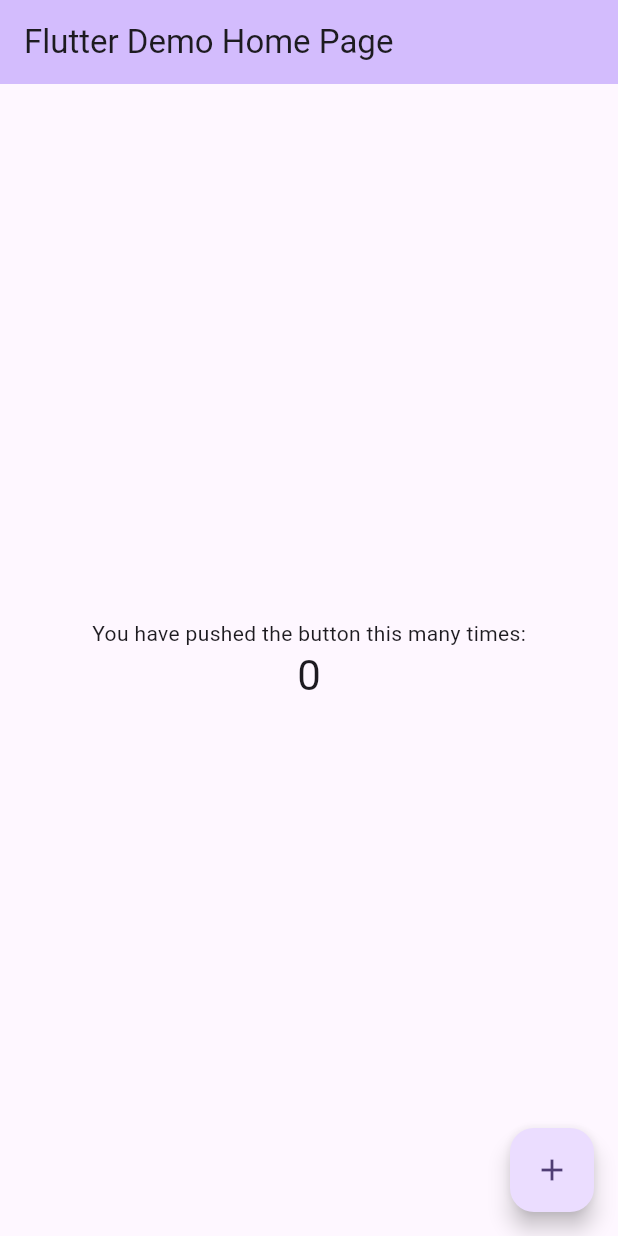
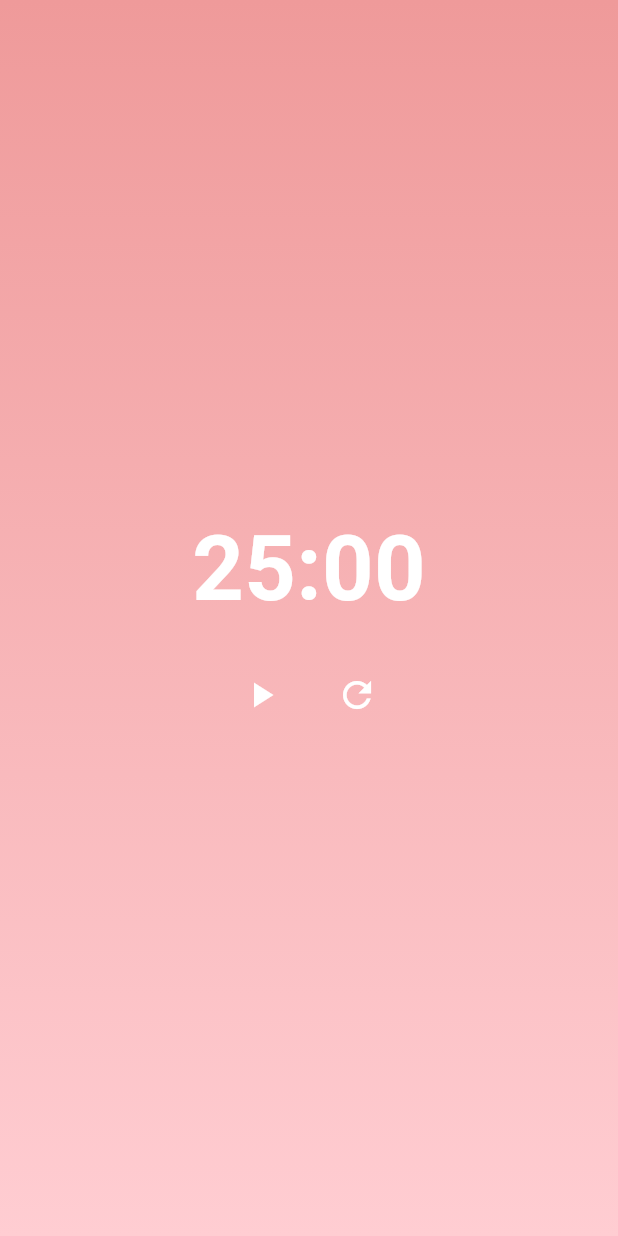
Before and after one commit to topul/relax_time, a Flutter app: the screen it shows after launch, on a phone screen of 412 x 824 dp. Run offline on Flutter 3.47's test engine with Material 3 defaults, Android fonts, the phone set to English and light mode, and no system bars; missing offline and left inert: window_manager.

Commit message:
feat: 添加番茄时钟功能
- 新增 TimerPage 页面实现番茄时钟功能
- 更新主应用页面为 TimerPage
- 调整窗口大小以适应新功能
- 修改应用标题为 "Relax Timer"
- 更新主题颜色为红色

```diff
--- a/lib/main.dart
+++ b/lib/main.dart
@@ -1,4 +1,5 @@
 import 'package:flutter/material.dart';
+import 'package:relax_time/pages/timer_page.dart';
 import 'package:window_manager/window_manager.dart';
 import 'dart:io' show Platform;
 
@@ -9,9 +10,9 @@
     await windowManager.ensureInitialized();
 
     WindowOptions windowOptions = const WindowOptions(
-      size: Size(320, 180),
-      minimumSize: Size(320, 180),
-      maximumSize: Size(320, 180),
+      size: Size(320, 220),
+      minimumSize: Size(320, 220),
+      maximumSize: Size(320, 220),
       center: true, // 窗口居中显示
       skipTaskbar: false,
       titleBarStyle: TitleBarStyle.normal,
@@ -37,7 +38,7 @@
   @override
   Widget build(BuildContext context) {
     return MaterialApp(
-      title: 'Flutter Demo',
+      title: 'Relax Timer',
       theme: ThemeData(
         // This is the theme of your application.
         //
@@ -54,10 +55,10 @@
         //
         // This works for code too, not just values: Most code changes can be
         // tested with just a hot reload.
-        colorScheme: ColorScheme.fromSeed(seedColor: Colors.deepPurple),
+        colorScheme: ColorScheme.fromSeed(seedColor: Colors.red),
         useMaterial3: true,
       ),
-      home: const MyHomePage(title: 'Flutter Demo Home Page'),
+      home: const TimerPage(),
     );
   }
 }
--- /dev/null
+++ b/lib/pages/timer_page.dart
@@ -0,0 +1,126 @@
+import 'package:flutter/material.dart';
+import 'dart:async';
+
+class TimerPage extends StatefulWidget {
+  const TimerPage({super.key});
+
+  @override
+  State<TimerPage> createState() => _TimerPageState();
+}
+
+class _TimerPageState extends State<TimerPage> {
+  static const int defaultDuration = 25 * 60; // 25分钟
+  int _secondsRemaining = defaultDuration;
+  Timer? _timer;
+  bool _isRunning = false;
+
+  @override
+  void dispose() {
+    _timer?.cancel();
+    super.dispose();
+  }
+
+  void _startTimer() {
+    if (_timer != null) return;
+
+    _timer = Timer.periodic(const Duration(seconds: 1), (timer) {
+      setState(() {
+        if (_secondsRemaining > 0) {
+          _secondsRemaining--;
+        } else {
+          _timer?.cancel();
+          _timer = null;
+          _isRunning = false;
+        }
+      });
+    });
+
+    setState(() {
+      _isRunning = true;
+    });
+  }
+
+  void _pauseTimer() {
+    _timer?.cancel();
+    _timer = null;
+    setState(() {
+      _isRunning = false;
+    });
+  }
+
+  void _resetTimer() {
+    _timer?.cancel();
+    _timer = null;
+    setState(() {
+      _secondsRemaining = defaultDuration;
+      _isRunning = false;
+    });
+  }
+
+  String _formatTime(int seconds) {
+    int minutes = seconds ~/ 60;
+    int remainingSeconds = seconds % 60;
+    return '${minutes.toString().padLeft(2, '0')}:${remainingSeconds.toString().padLeft(2, '0')}';
+  }
+
+  @override
+  Widget build(BuildContext context) {
+    return Scaffold(
+      body: Container(
+        decoration: BoxDecoration(
+          gradient: LinearGradient(
+            begin: Alignment.topCenter,
+            end: Alignment.bottomCenter,
+            colors: [
+              Colors.red.shade200,
+              Colors.red.shade100,
+            ],
+          ),
+        ),
+        child: SafeArea(
+          child: Padding(
+            padding: const EdgeInsets.symmetric(vertical: 16.0),
+            child: Center(
+              child: Column(
+                mainAxisSize: MainAxisSize.min,
+                children: [
+                  Text(
+                    _formatTime(_secondsRemaining),
+                    style: const TextStyle(
+                      fontSize: 60,
+                      fontWeight: FontWeight.bold,
+                      color: Colors.white,
+                    ),
+                  ),
+                  const SizedBox(height: 16),
+                  Row(
+                    mainAxisAlignment: MainAxisAlignment.center,
+                    children: [
+                      IconButton(
+                        onPressed: _isRunning ? _pauseTimer : _startTimer,
+                        icon: Icon(
+                          _isRunning ? Icons.pause : Icons.play_arrow,
+                          size: 28,
+                          color: Colors.white,
+                        ),
+                      ),
+                      const SizedBox(width: 16),
+                      IconButton(
+                        onPressed: _resetTimer,
+                        icon: const Icon(
+                          Icons.refresh,
+                          size: 28,
+                          color: Colors.white,
+                        ),
+                      ),
+                    ],
+                  ),
+                ],
+              ),
+            ),
+          ),
+        ),
+      ),
+    );
+  }
+}
```
